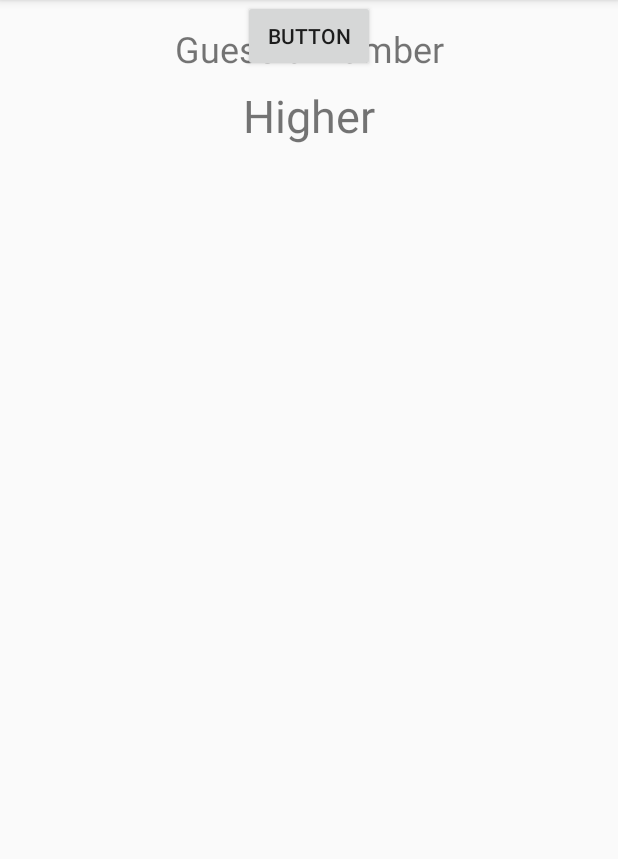
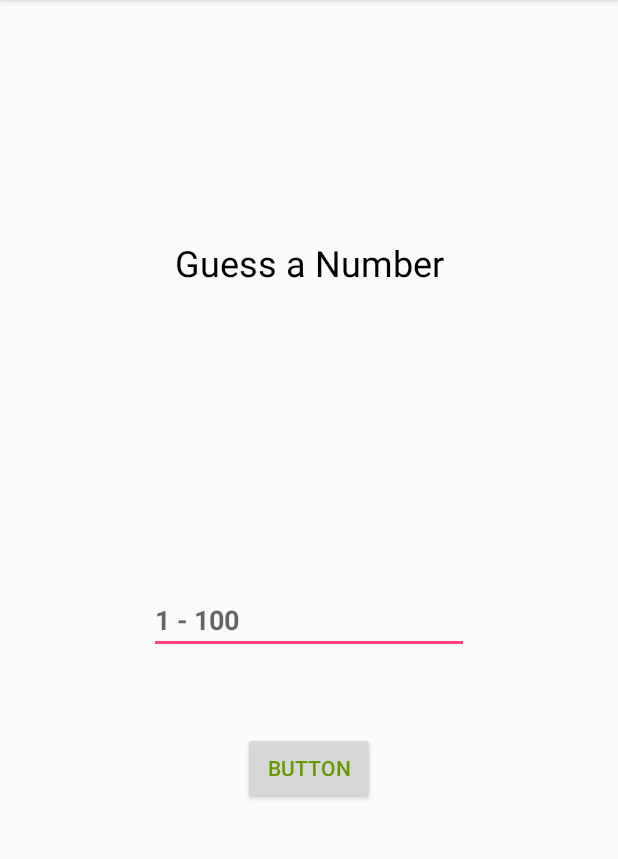
Before and after one commit to AdamGehlbach/GuessingGame, an Android app: the GameActivity screen opened directly, with no data from a screen before it, on a phone screen of 412 x 824 dp, the part 84-943 px from its top. Run offline under Robolectric (Android 15) with nearby library versions, the phone set to English and light mode, and no system bars.

```diff
--- a/app/src/main/res/layout/activity_game.xml
+++ b/app/src/main/res/layout/activity_game.xml
@@ -11,48 +11,56 @@
         android:id="@+id/instructions_textview"
         android:layout_width="wrap_content"
         android:layout_height="wrap_content"
+        android:layout_marginBottom="8dp"
         android:layout_marginTop="16dp"
         android:paddingLeft="8dp"
         android:paddingRight="8dp"
         android:text="@string/guess_a_number"
+        android:textColor="@android:color/black"
         android:textSize="24sp"
-        app:layout_constraintEnd_toEndOf="parent"
-        app:layout_constraintStart_toStartOf="parent"
-        app:layout_constraintTop_toBottomOf="@+id/guess_edittext" />
+        app:layout_constraintBottom_toTopOf="@+id/clue_textview"
+        app:layout_constraintEnd_toEndOf="@+id/clue_textview"
+        app:layout_constraintStart_toStartOf="@+id/clue_textview"
+        app:layout_constraintTop_toTopOf="parent" />
 
     <TextView
         android:id="@+id/clue_textview"
         android:layout_width="wrap_content"
         android:layout_height="wrap_content"
-        android:layout_marginTop="8dp"
+        android:layout_marginBottom="8dp"
         android:paddingLeft="8dp"
         android:paddingRight="8dp"
         android:text="@string/higher"
+        android:textColor="@color/darkred"
         android:textSize="30sp"
-        android:visibility="visible"
-        app:layout_constraintEnd_toEndOf="parent"
-        app:layout_constraintStart_toStartOf="parent"
-        app:layout_constraintTop_toBottomOf="@+id/instructions_textview" />
+        android:visibility="invisible"
+        app:layout_constraintBottom_toTopOf="@+id/guess_edittext"
+        app:layout_constraintEnd_toEndOf="@+id/guess_edittext"
+        app:layout_constraintStart_toStartOf="@+id/guess_edittext" />
 
     <EditText
         android:id="@+id/guess_edittext"
         android:layout_width="wrap_content"
         android:layout_height="wrap_content"
+        android:layout_marginBottom="52dp"
         android:ems="10"
         android:hint="@string/number_range"
         android:inputType="number"
+        android:textAllCaps="true"
+        android:textColor="@android:color/holo_orange_light"
+        android:textStyle="bold"
+        app:layout_constraintBottom_toTopOf="@+id/subment_game_button"
         app:layout_constraintEnd_toEndOf="parent"
-        app:layout_constraintStart_toStartOf="parent"
-        app:layout_constraintTop_toBottomOf="@id/clue_textview" />
+        app:layout_constraintStart_toStartOf="parent" />
 
     <Button
         android:id="@+id/subment_game_button"
         android:layout_width="wrap_content"
         android:layout_height="wrap_content"
+        android:layout_marginBottom="232dp"
         android:text="@string/button"
+        android:textColor="@android:color/holo_green_dark"
+        app:layout_constraintBottom_toBottomOf="parent"
         app:layout_constraintEnd_toEndOf="parent"
-        app:layout_constraintStart_toStartOf="parent"
-        app:layout_constraintTop_toBottomOf="@id/guess_edittext"
-        tools:layout_editor_absoluteX="148dp"
-        tools:layout_editor_absoluteY="231dp" />
+        app:layout_constraintStart_toStartOf="parent" />
 </android.support.constraint.ConstraintLayout>
--- a/app/src/main/res/values/colors.xml
+++ b/app/src/main/res/values/colors.xml
@@ -3,4 +3,5 @@
     <color name="colorPrimary">#3F51B5</color>
     <color name="colorPrimaryDark">#303F9F</color>
     <color name="colorAccent">#FF4081</color>
+    <color name="darkred">#ae0001</color>
 </resources>
--- a/app/src/main/res/values/strings.xml
+++ b/app/src/main/res/values/strings.xml
@@ -6,5 +6,6 @@
     <string name="higher">Higher</string>
     <string name="number_range">1 - 100</string>
     <string name="button">Button</string>
+    <string name="winning_number">The winning number was %1$d</string>
 
 </resources>
```
Also changed, not shown: app/src/main/java/com/example/adamgehlbach/guessinggame/MainActivity.java (+28 -0 lines), app/src/main/res/layout/activity_results.xml (+25 -7 lines).
